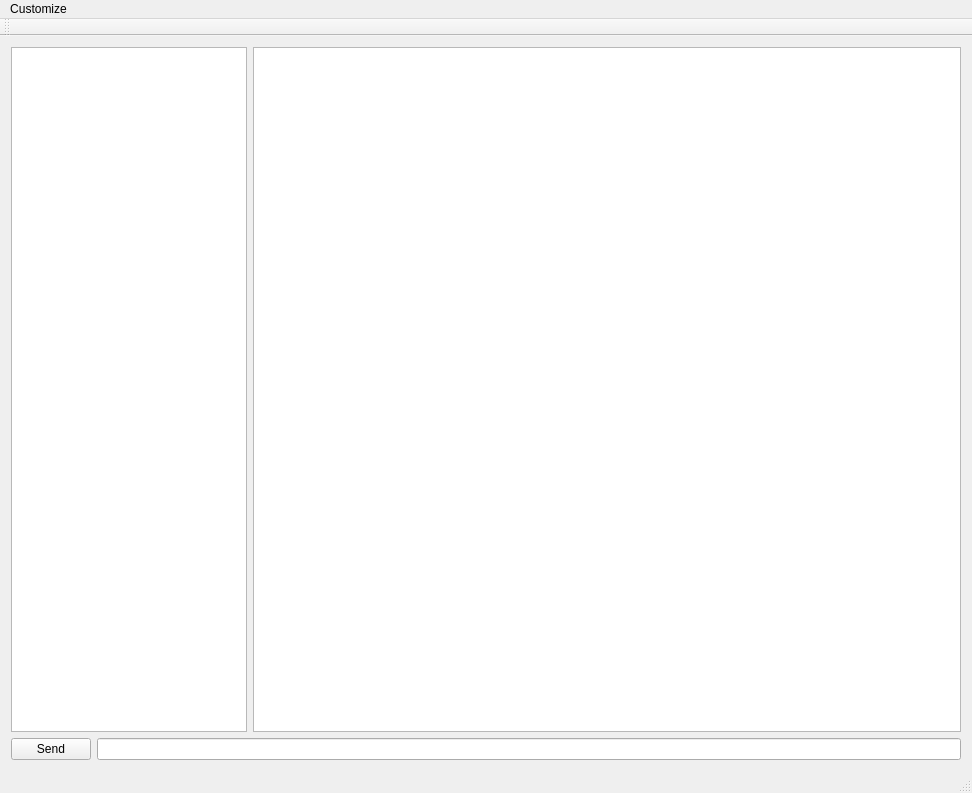
Before: the Qt Designer form gui/chatwindow.ui in hansfilipelo/ChattY, drawn with Qt 5.
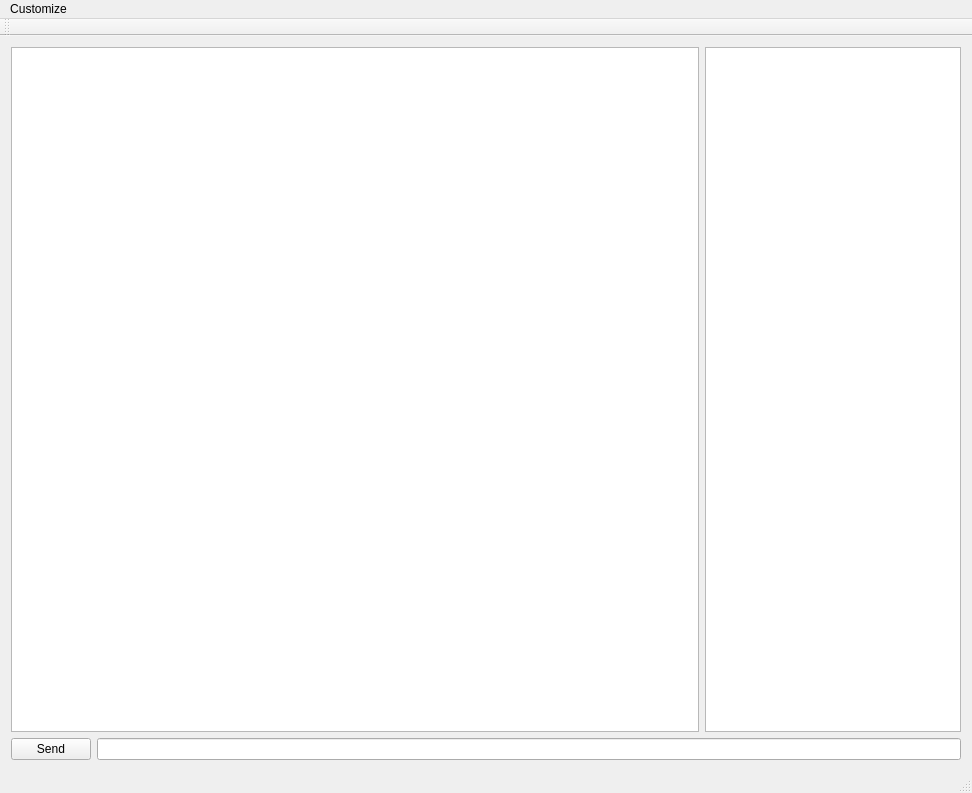
After: the same form once the commit is applied.

The edit to the form file:
```diff
--- a/gui/chatwindow.ui
+++ b/gui/chatwindow.ui
@@ -16,7 +16,7 @@
   <widget class="QWidget" name="centralWidget">
    <layout class="QGridLayout" name="gridLayout">
     <item row="0" column="0">
-     <layout class="QHBoxLayout" name="horizontalLayout" stretch="25,75">
+     <layout class="QHBoxLayout" name="horizontalLayout" stretch="25,0">
       <item>
        <widget class="QTreeView" name="treeView"/>
       </item>
```
